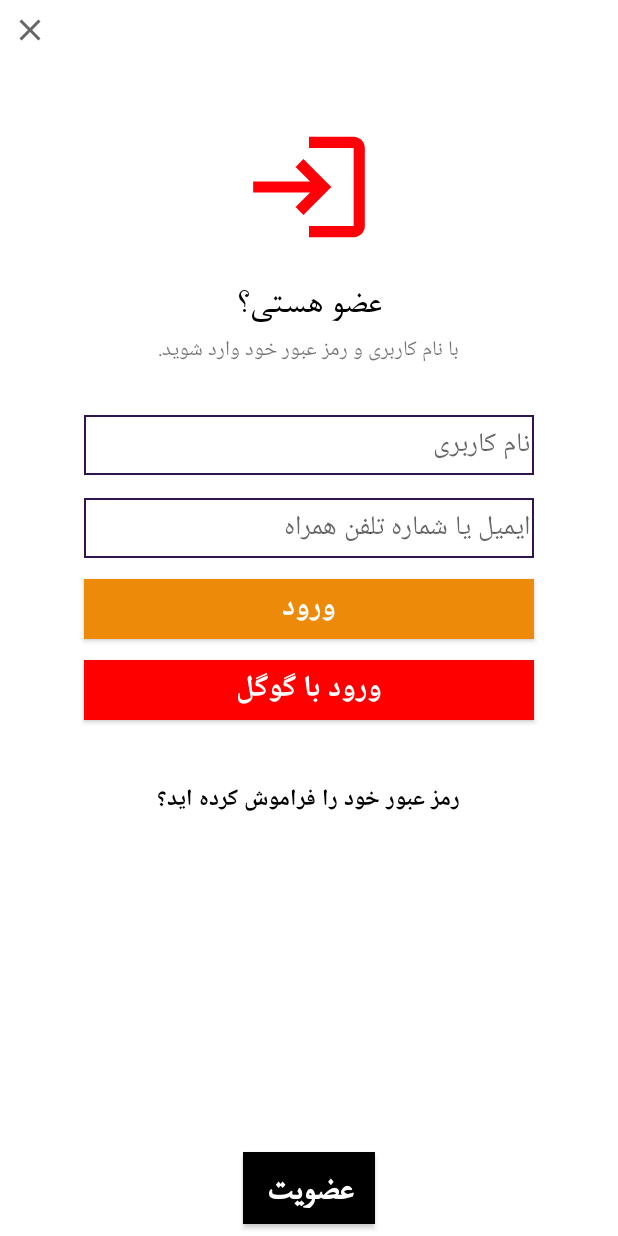
After one commit to porya1988/myapp2021, an Android app: the RegisterActivity screen opened directly, with no data from a screen before it, on a phone screen of 412 x 824 dp. The commit adds this screen. Run offline under Robolectric (Android 15) with nearby library versions, the phone set to English and light mode, and no system bars; pictures from the network do not load.

```diff
--- a/app/src/main/AndroidManifest.xml
+++ b/app/src/main/AndroidManifest.xml
@@ -12,7 +12,8 @@
         android:roundIcon="@mipmap/ic_launcher_round"
         android:supportsRtl="true"
         android:theme="@style/Theme.MyApp2021">
-        <activity android:name=".main.OptionMenu.AboutActivity"/>
+        <activity android:name=".foodDetail.RegisterActivity"></activity>
+        <activity android:name=".main.OptionMenu.AboutActivity" />
         <activity android:name=".main.OptionMenu.ContactActivity" />
         <activity android:name=".main.shoppinglist.AddNoteActivity" />
         <activity android:name=".foodDetail.FoodDetailActivity" />
@@ -21,9 +22,8 @@
             <intent-filter>
                 <action android:name="android.intent.action.MAIN" />
 
-                 <category android:name="android.intent.category.LAUNCHER" />
+                <category android:name="android.intent.category.LAUNCHER" />
             </intent-filter>
-
         </activity>
     </application>
 
--- a/app/src/main/java/com/example/myapp2021/foodDetail/FoodDetailActivity.java
+++ b/app/src/main/java/com/example/myapp2021/foodDetail/FoodDetailActivity.java
@@ -60,6 +60,8 @@ public class FoodDetailActivity extends AppCompatActivity {
         });
         likeFood();
 
+
+
     }
 
     private void likeFood() {
--- /dev/null
+++ b/app/src/main/java/com/example/myapp2021/foodDetail/RegisterActivity.java
@@ -0,0 +1,19 @@
+package com.example.myapp2021.foodDetail;
+
+import androidx.appcompat.app.AppCompatActivity;
+
+import android.os.Bundle;
+
+import com.example.myapp2021.R;
+import com.example.myapp2021.databinding.ActivityRegisterBinding;
+
+public class RegisterActivity extends AppCompatActivity {
+
+    ActivityRegisterBinding binding;
+    @Override
+    protected void onCreate(Bundle savedInstanceState) {
+        super.onCreate(savedInstanceState);
+        binding=ActivityRegisterBinding.inflate(getLayoutInflater());
+        setContentView(binding.getRoot());
+    }
+}
--- /dev/null
+++ b/app/src/main/res/drawable/ic_baseline_close_24.xml
@@ -0,0 +1,10 @@
+<vector xmlns:android="http://schemas.android.com/apk/res/android"
+    android:width="24dp"
+    android:height="24dp"
+    android:viewportWidth="24"
+    android:viewportHeight="24"
+    android:tint="?attr/colorControlNormal">
+  <path
+      android:fillColor="@android:color/black"
+      android:pathData="M19,6.41L17.59,5 12,10.59 6.41,5 5,6.41 10.59,12 5,17.59 6.41,19 12,13.41 17.59,19 19,17.59 13.41,12z"/>
+</vector>
--- /dev/null
+++ b/app/src/main/res/drawable/ic_baseline_login_24.xml
@@ -0,0 +1,5 @@
+<vector android:height="24dp" android:tint="#FF0008"
+    android:viewportHeight="24" android:viewportWidth="24"
+    android:width="24dp" xmlns:android="http://schemas.android.com/apk/res/android">
+    <path android:fillColor="@android:color/white" android:pathData="M11,7L9.6,8.4l2.6,2.6H2v2h10.2l-2.6,2.6L11,17l5,-5L11,7zM20,19h-8v2h8c1.1,0 2,-0.9 2,-2V5c0,-1.1 -0.9,-2 -2,-2h-8v2h8V19z"/>
+</vector>
--- /dev/null
+++ b/app/src/main/res/drawable/my_edittext.xml
@@ -0,0 +1,13 @@
+<?xml version="1.0" encoding="utf-8"?>
+<shape xmlns:android="http://schemas.android.com/apk/res/android" android:shape="rectangle">
+    <solid android:color="#FFFFFF"/>
+
+    <padding
+        android:bottom="3dip"
+        android:left="3dip"
+        android:right="3dip"
+        android:top="3dip" />
+    <stroke
+        android:width="1dip"
+        android:color="@color/blupallet" />
+</shape>
--- a/app/src/main/res/layout/activity_fooddetail.xml
+++ b/app/src/main/res/layout/activity_fooddetail.xml
@@ -11,7 +11,6 @@
 
 
         <androidx.appcompat.widget.AppCompatImageView
-
             android:id="@+id/img_mainfood"
             android:layout_width="match_parent"
             android:layout_height="250sp"
@@ -137,4 +136,6 @@
             android:text="@string/make_shoppinglist"
             tools:targetApi="lollipop" />
 
+
+
     </RelativeLayout>
--- /dev/null
+++ b/app/src/main/res/layout/activity_register.xml
@@ -0,0 +1,119 @@
+<?xml version="1.0" encoding="utf-8"?>
+<RelativeLayout xmlns:android="http://schemas.android.com/apk/res/android"
+    xmlns:app="http://schemas.android.com/apk/res-auto"
+    xmlns:tools="http://schemas.android.com/tools"
+    android:layout_width="match_parent"
+    android:layout_height="match_parent"
+    tools:context=".foodDetail.RegisterActivity">
+
+ <androidx.appcompat.widget.AppCompatImageButton
+     android:id="@+id/btn_close"
+     android:layout_marginTop="@dimen/margin"
+     android:layout_marginStart="@dimen/margin"
+     android:background="@color/white"
+     app:srcCompat="@drawable/ic_baseline_close_24"
+     android:layout_width="wrap_content"
+     android:layout_height="wrap_content"/>
+
+
+    <androidx.appcompat.widget.AppCompatImageView
+        android:layout_marginTop="80sp"
+        android:layout_centerHorizontal="true"
+        app:srcCompat="@drawable/ic_baseline_login_24"
+        android:layout_width="89sp"
+        android:layout_height="89sp"/>
+
+    <androidx.appcompat.widget.AppCompatTextView
+        android:id="@+id/register_title"
+        android:textSize="@dimen/txt_title_size"
+        android:layout_marginTop="@dimen/topMargin_register"
+        android:layout_centerHorizontal="true"
+        android:fontFamily="@font/bazanin"
+        android:textColor="@color/black"
+        android:layout_width="wrap_content"
+        android:layout_height="wrap_content"
+        android:text="@string/question_register"/>
+
+    <androidx.appcompat.widget.AppCompatTextView
+        android:layout_centerHorizontal="true"
+        android:layout_below="@id/register_title"
+        android:id="@+id/register_description"
+        android:text="@string/enter_with"
+        android:layout_width="wrap_content"
+        android:layout_height="wrap_content"/>
+
+    <androidx.appcompat.widget.AppCompatEditText
+
+        android:id="@+id/username_edittext"
+        android:background="@drawable/my_edittext"
+        android:layout_marginTop="55sp"
+        android:layout_centerHorizontal="true"
+        android:layout_below="@id/register_title"
+        android:layout_width="@dimen/edittext_width"
+        android:layout_height="@dimen/edittext_height"
+        android:hint="@string/username"/>
+
+    <androidx.appcompat.widget.AppCompatEditText
+        android:layout_below="@id/username_edittext"
+        android:id="@+id/email_edittext"
+        android:background="@drawable/my_edittext"
+        android:layout_marginTop="@dimen/text_size"
+        android:layout_centerHorizontal="true"
+        android:layout_width="@dimen/edittext_width"
+        android:layout_height="@dimen/edittext_height"
+        android:hint="@string/email_phone"/>
+
+    <androidx.appcompat.widget.AppCompatButton
+        android:textStyle="bold"
+        android:id="@+id/btn_enter"
+        android:textSize="@dimen/enter_textsize"
+        android:text="@string/enter"
+        android:textColor="@color/white"
+        android:layout_marginTop="@dimen/margin_top"
+        android:background="@color/orangepallet"
+        android:layout_width="@dimen/edittext_width"
+        android:layout_height="@dimen/edittext_height"
+        android:layout_below="@id/email_edittext"
+        android:layout_centerHorizontal="true"/>
+
+    <androidx.appcompat.widget.AppCompatButton
+        android:id="@+id/btn_enter_google"
+        android:textStyle="bold"
+        android:textColor="@color/white"
+        android:layout_below="@id/btn_enter"
+        android:textSize="@dimen/enter_textsize"
+        android:text="@string/enter_with_google"
+        android:layout_marginTop="@dimen/margin_top"
+        android:background="@color/Red"
+        android:layout_width="@dimen/edittext_width"
+        android:layout_height="@dimen/edittext_height"
+        android:layout_centerHorizontal="true"/>
+
+    <androidx.appcompat.widget.AppCompatTextView
+        android:textSize="@dimen/text_size"
+        android:textColor="@color/black"
+        android:textStyle="bold"
+        android:layout_marginTop="@dimen/edittext_height"
+        android:id="@+id/txt_forget"
+        android:text="@string/forgot_password"
+        android:layout_width="wrap_content"
+        android:layout_height="wrap_content"
+        android:layout_below="@id/btn_enter_google"
+        android:layout_centerHorizontal="true"/>
+
+
+    <androidx.appcompat.widget.AppCompatButton
+        android:id="@+id/btn_membership"
+        android:layout_width="wrap_content"
+        android:layout_height="wrap_content"
+        android:layout_centerHorizontal="true"
+        android:textColor="@color/white"
+        android:textStyle="bold"
+        android:fontFamily="@font/bazanin"
+        android:text="@string/membership"
+        android:textSize="@dimen/txt_title_size"
+        android:layout_marginBottom="@dimen/margin"
+        android:background="@color/black"
+        android:layout_alignParentBottom="true"/>
+
+</RelativeLayout>
--- a/app/src/main/res/values/colors.xml
+++ b/app/src/main/res/values/colors.xml
@@ -15,5 +15,7 @@
 
     <color name="rawpurple">#fbc2eb</color>
 
+    <color name="Red">#ff0000</color>
+
 
 </resources>
--- a/app/src/main/res/values/dimens.xml
+++ b/app/src/main/res/values/dimens.xml
@@ -14,4 +14,9 @@
     <dimen name="iamage_border_size">3sp</dimen>
     <dimen name="profile_image_width">98dp</dimen>
     <dimen name="profile_image_height">98dp</dimen>
+    <dimen name="topMargin_register">180sp</dimen>
+    <dimen name="edittext_width">300sp</dimen>
+    <dimen name="edittext_height">40sp</dimen>
+    <dimen name="enter_textsize">20sp</dimen>
+    <dimen name="comment_titile_size">15sp</dimen>
 </resources>
--- a/app/src/main/res/values/strings.xml
+++ b/app/src/main/res/values/strings.xml
@@ -66,5 +66,14 @@
     <string name="retrofit">Retrofit</string>
     <string name="room_orm">Room ORM</string>
     <string name="picasso">Picasso</string>
+    <string name="write_opinion">نظرتو بنویس:(اول فرم عضویت رو پر کن)</string>
+    <string name="question_register">عضو هستی؟</string>
+    <string name="username">نام کاربری</string>
+    <string name="email_phone">ایمیل یا شماره تلفن همراه</string>
+    <string name="enter">ورود</string>
+    <string name="enter_with">با نام کاربری و رمز عبور خود وارد شوید.</string>
+    <string name="enter_with_google">ورود با گوگل</string>
+    <string name="forgot_password">رمز عبور خود را فراموش کرده اید؟</string>
+    <string name="membership">عضویت</string>
 
 </resources>
```
Also changed, not shown: app/src/main/res/drawable/ic_baseline_comment_24.xml (added, +11 -0 lines), app/src/main/res/layout-v21/activity_fooddetail.xml (+50 -31 lines), app/src/main/res/layout-v21/fragment_contact.xml (+1 -7 lines).
